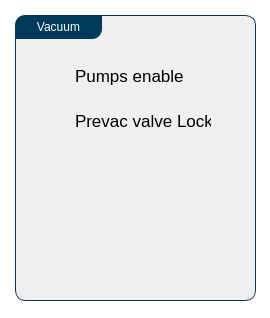
Qt form Utils/ursapqConsole/vacuum.ui (pnjun/UrsaPQ-Manager) before a commit.
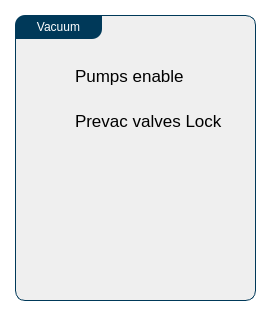
The same form after that commit.

Diff of the .ui file:
```diff
--- a/Utils/ursapqConsole/vacuum.ui
+++ b/Utils/ursapqConsole/vacuum.ui
@@ -7,7 +7,7 @@
     <x>0</x>
     <y>0</y>
     <width>270</width>
-    <height>318</height>
+    <height>314</height>
    </rect>
   </property>
   <property name="windowTitle">
@@ -67,12 +67,12 @@
       <rect>
        <x>60</x>
        <y>90</y>
-       <width>136</width>
+       <width>166</width>
        <height>31</height>
       </rect>
      </property>
      <property name="text">
-      <string>Prevac valve Lock</string>
+      <string>Prevac valves Lock</string>
      </property>
     </widget>
     <widget class="QWidget" name="verticalLayoutWidget_2">
@@ -91,7 +91,7 @@
       <rect>
        <x>60</x>
        <y>45</y>
-       <width>136</width>
+       <width>166</width>
        <height>31</height>
       </rect>
      </property>
```
